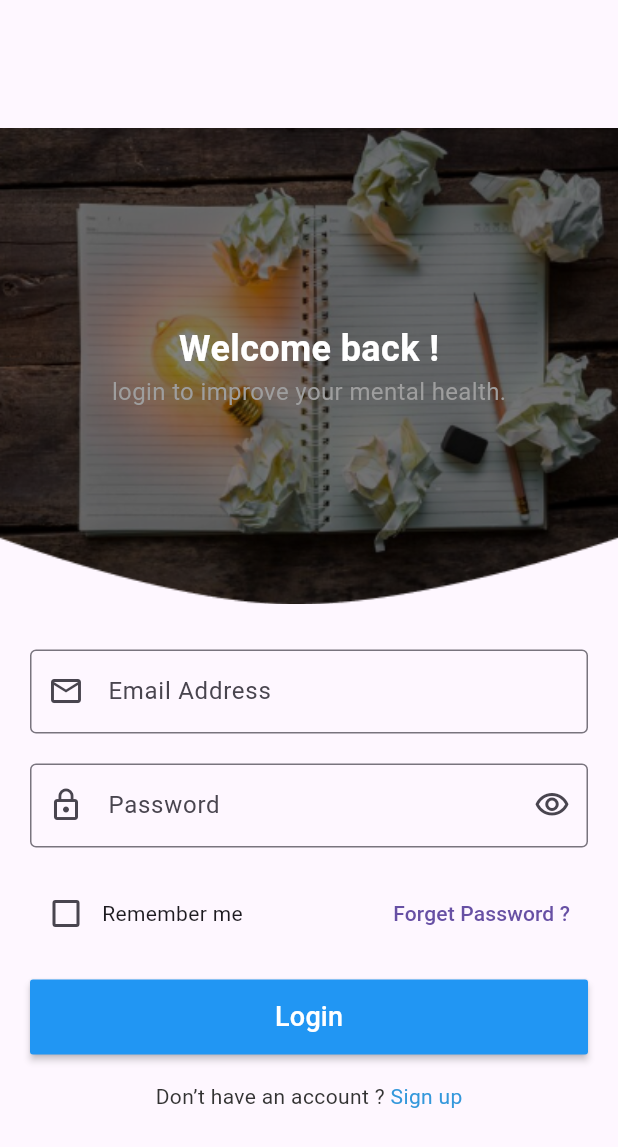
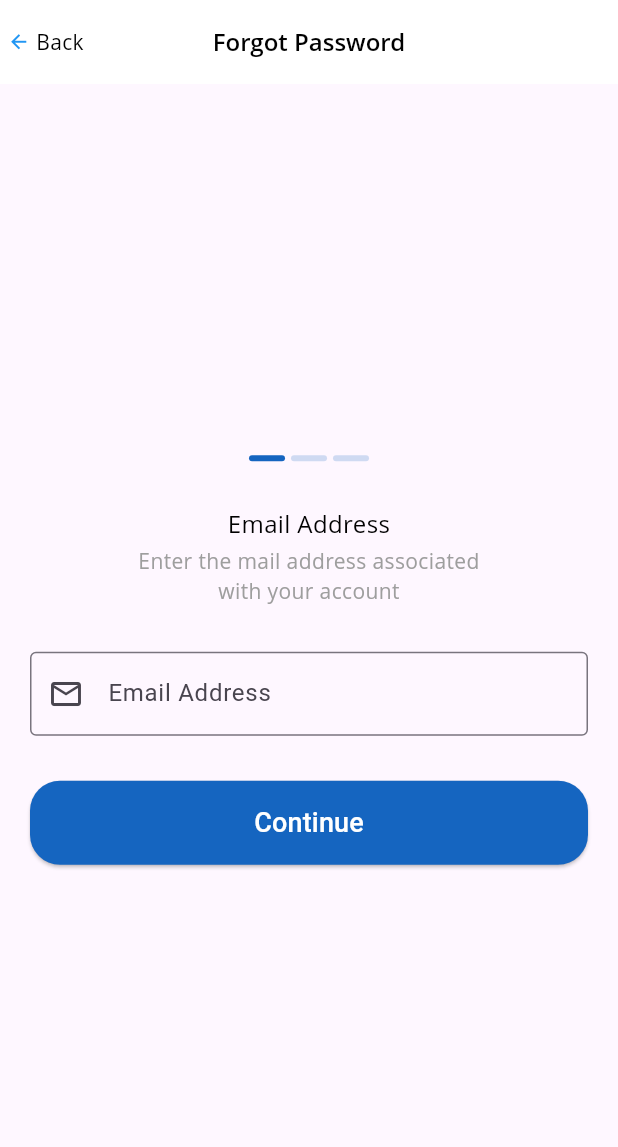
Before and after one commit to ziad-ezzat/Temp, a Flutter app: the LoginScreen screen opened directly, after a tap on "Forget Password ?", on a phone screen of 412 x 824 dp. Shown: the top 1147 px of the screen. Run offline on Flutter 3.47's test engine with Material 3 defaults, Android fonts, the light colour scheme and no system bars; our stand-ins replace flutter_svg, shared_preferences; accounts and stored records are empty; Roboto replaces fonts that are missing (Open Sans).

Commit message:
add forgot password pages

```diff
--- /dev/null
+++ b/lib/Views/Components/forgot_pass_appBar.dart
@@ -0,0 +1,39 @@
+import 'package:flutter/material.dart';
+
+AppBar buildAppBar(BuildContext context) {
+  return AppBar(
+    backgroundColor: Colors.white,
+    elevation: 0,
+    leading: GestureDetector(
+      onTap: () {
+        Navigator.pop(context);
+      },
+      child: const Row(
+        children: [
+          SizedBox(width: 5),
+          Icon(Icons.arrow_back, color: Colors.blue, size: 15),
+          SizedBox(width: 4),
+          Text(
+            'Back',
+            style: TextStyle(
+              color: Colors.black,
+              fontSize: 14,
+              fontFamily: 'Open Sans',
+              fontWeight: FontWeight.w400,
+            ),
+          ),
+        ],
+      ),
+    ),
+    title: const Text(
+      'Forgot Password',
+      style: TextStyle(
+        color: Colors.black,
+        fontSize: 16,
+        fontFamily: 'Open Sans',
+        fontWeight: FontWeight.w600,
+      ),
+    ),
+    centerTitle: true,
+  );
+}
--- /dev/null
+++ b/lib/Views/Components/forgot_pass_btn.dart
@@ -0,0 +1,21 @@
+import 'package:flutter/material.dart';
+
+Widget buildContinueButton(BuildContext context, VoidCallback onTap) {
+  return ElevatedButton(
+    style: ElevatedButton.styleFrom(
+      primary: Color(0xFF1565C0),
+      shape: RoundedRectangleBorder(
+        borderRadius: BorderRadius.circular(20),
+      ),
+      padding: const EdgeInsets.symmetric(
+        horizontal: 50,
+        vertical: 15,
+      ),
+    ),
+    onPressed: onTap,
+    child: const Text(
+      'Continue',
+      style: TextStyle(color: Colors.white, fontSize: 18),
+    ),
+  );
+}
--- /dev/null
+++ b/lib/Views/Components/forgot_pass_progress_indicator.dart
@@ -0,0 +1,13 @@
+
+import 'package:flutter/material.dart';
+
+Widget buildProgressIndicator(Color color) {
+    return Container(
+      width: 24,
+      height: 4,
+      decoration: ShapeDecoration(
+        color: color,
+        shape: RoundedRectangleBorder(borderRadius: BorderRadius.circular(2)),
+      ),
+    );
+  }
--- a/lib/Views/Components/login_formField.dart
+++ b/lib/Views/Components/formField.dart
@@ -36,6 +36,6 @@ Widget buildFormField({
                 ),
               )
             : null,
-        border: const OutlineInputBorder(),
+            border: const OutlineInputBorder(),
       ),
     );
--- a/lib/Views/Components/login_dontHave_acc.dart
+++ b/lib/Views/Components/login_dontHave_acc.dart
@@ -1,6 +1,6 @@
 import 'package:flutter/material.dart';
 
-Widget buildRowDonHaveAcc(BuildContext context) {
+Widget buildRowDonHaveAcc() {
   return const Row(
     mainAxisAlignment: MainAxisAlignment.center,
     children: [
--- /dev/null
+++ b/lib/Views/Pages/forgot_password_screen/email_screen.dart
@@ -0,0 +1,107 @@
+import 'package:flutter/material.dart';
+
+import '../../Components/forgot_pass_appBar.dart';
+import '../../Components/forgot_pass_btn.dart';
+import '../../Components/forgot_pass_progress_indicator.dart';
+import '../../Components/formField.dart';
+import 'oto_screen.dart';
+
+class EmailScreen extends StatelessWidget {
+  final TextEditingController emailController = TextEditingController();
+  final _formKey = GlobalKey<FormState>();
+
+  EmailScreen({super.key});
+
+  @override
+  Widget build(BuildContext context) {
+    return Scaffold(
+      appBar: buildAppBar(context),
+      body: FractionallySizedBox(
+        alignment: Alignment.center,
+        heightFactor: 1.0,
+        widthFactor: 1.0,
+        child: LayoutBuilder(
+          builder: (BuildContext context, BoxConstraints constraints) {
+            return SingleChildScrollView(
+              child: ConstrainedBox(
+                constraints: BoxConstraints(
+                  minHeight: constraints.maxHeight,
+                ),
+                child: Padding(
+                  padding: const EdgeInsets.symmetric(horizontal: 20),
+                  child: Column(
+                    mainAxisAlignment: MainAxisAlignment.center,
+                    crossAxisAlignment: CrossAxisAlignment.stretch,
+                    children: [
+                      _buildProgressIndicators(),
+                      const SizedBox(height: 30),
+                      const Text(
+                        'Email Address',
+                        textAlign: TextAlign.center,
+                        style: TextStyle(
+                          color: Colors.black,
+                          fontSize: 16,
+                          fontFamily: 'Open Sans',
+                          fontWeight: FontWeight.w400,
+                        ),
+                      ),
+                      const SizedBox(height: 4),
+                      const Text(
+                        'Enter the mail address associated\nwith your account',
+                        textAlign: TextAlign.center,
+                        style: TextStyle(
+                          color: Colors.grey,
+                          fontSize: 14,
+                          fontFamily: 'Open Sans',
+                          fontWeight: FontWeight.w400,
+                        ),
+                      ),
+                      const SizedBox(height: 30),
+                      Form(
+                        key: _formKey,
+                        child: buildFormField(
+                          controller: emailController,
+                          type: TextInputType.emailAddress,
+                          label: 'Email Address',
+                          prefix: Icons.email_outlined,
+                          validate: (String? value) {
+                            if (value!.isEmpty) {
+                              return 'Email address must not be empty';
+                            }
+                            return null;
+                          },
+                        ),
+                      ),
+                      const SizedBox(height: 30),
+                      buildContinueButton(context, () {
+                        if (_formKey.currentState!.validate()) {
+                          Navigator.push(
+                            context,
+                            MaterialPageRoute(builder: (context) => OTPScreen()),
+                          );
+                        }
+                      }),
+                    ],
+                  ),
+                ),
+              ),
+            );
+          },
+        ),
+      ),
+    );
+  }
+
+  Widget _buildProgressIndicators() {
+    return Row(
+      mainAxisAlignment: MainAxisAlignment.center,
+      children: [
+        buildProgressIndicator(Color(0xFF1565C0)),
+        const SizedBox(width: 4),
+        buildProgressIndicator(Color(0x331565C0)),
+        const SizedBox(width: 4),
+        buildProgressIndicator(Color(0x331565C0)),
+      ],
+    );
+  }
+}
--- a/lib/Views/Pages/login_screen.dart
+++ b/lib/Views/Pages/login_screen.dart
@@ -1,6 +1,7 @@
 import 'package:flutter/material.dart';
-import 'package:gr_project/Views/Components/login_formField.dart';
+import 'package:gr_project/Views/Pages/forgot_password_screen/email_screen.dart';
 
+import '../Components/formField.dart';
 import '../Components/login_dontHave_acc.dart';
 import '../Components/login_welcome.dart';
 
@@ -99,7 +100,14 @@ class _LoginScreenState extends State<LoginScreen> {
                       Text('Remember me'),
                       Spacer(),
                       TextButton(
-                        onPressed: () {},
+                        onPressed: () {
+                          Navigator.push(
+                            context,
+                            MaterialPageRoute(
+                              builder: (context) => EmailScreen(),
+                            ),
+                          );
+                        },
                         child: Text('Forget Password ?'),
                       ),
                     ],
@@ -134,7 +142,7 @@ class _LoginScreenState extends State<LoginScreen> {
                 const SizedBox(
                   height: 20,
                 ),
-                buildRowDonHaveAcc(context),
+                buildRowDonHaveAcc(),
               ],
             ),
           ),
--- a/lib/Views/Pages/onBoarding_screen.dart
+++ b/lib/Views/Pages/onBoarding_screen.dart
@@ -1,6 +1,5 @@
 // ignore_for_file: file_names
 import 'package:flutter/material.dart';
-import 'package:shared_preferences/shared_preferences.dart';
 
 import '../Components/onBoarding_back_btn.dart';
 import '../Components/onBoarding_continue_btn.dart';
--- a/lib/main.dart
+++ b/lib/main.dart
@@ -1,5 +1,6 @@
 import 'package:flutter/material.dart';
 import 'package:gr_project/Views/Pages/approved_screen.dart';
+import 'package:gr_project/Views/Pages/forgot_password_screen/email_screen.dart';
 import 'package:gr_project/Views/Pages/login_screen.dart';
 import 'package:gr_project/Views/Pages/pending_screen.dart';
 import 'package:gr_project/Views/Pages/rejection_screen.dart';
```
Also changed, not shown: lib/Views/Pages/forgot_password_screen/done_screen.dart (added, +67 -0 lines), lib/Views/Pages/forgot_password_screen/oto_screen.dart (added, +108 -0 lines), lib/Views/Pages/forgot_password_screen/reset_screen.dart (added, +126 -0 lines).
